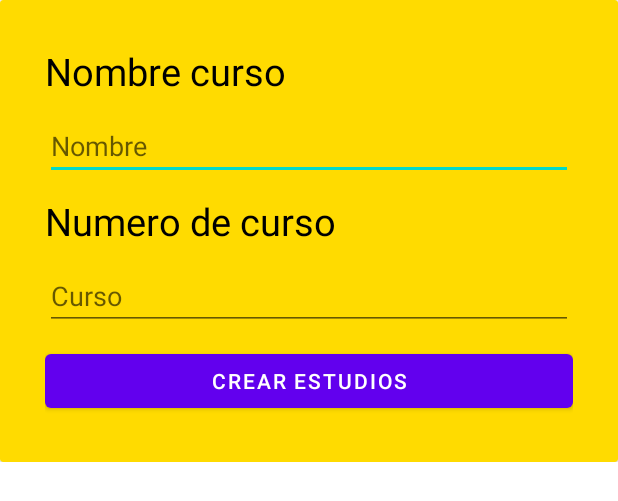
After one commit to Alex13070/univdule, an Android app: the layout dialogo_estudios.xml on its own in the app's theme, with its tools: preview values and no code run, on a phone screen of 412 x 824 dp. The commit adds this screen. Shown: the top 501 px of the screen. Run offline under Robolectric (Android 15) with nearby library versions, the phone set to English and light mode, and no system bars.

Commit message:
Estudios.kt empezada

```diff
--- a/app/src/main/java/com/proyecto/proyectoUnivdule/administracionBBDD/UnivduleDB.kt
+++ b/app/src/main/java/com/proyecto/proyectoUnivdule/administracionBBDD/UnivduleDB.kt
@@ -8,7 +8,7 @@ import com.proyecto.proyectoUnivdule.modelo.*
 
 @Database(
     entities = [Apuntes::class, Asignatura::class, Estudios::class, Fecha::class, Nota::class, Tarea::class, Usuario::class],
-    version = 10
+    version = 15
 )
 abstract class UnivduleDB: RoomDatabase() {
 
--- a/app/src/main/java/com/proyecto/proyectoUnivdule/modelo/Estudios.kt
+++ b/app/src/main/java/com/proyecto/proyectoUnivdule/modelo/Estudios.kt
@@ -28,7 +28,7 @@ data class Estudios(
     var curso: Int,
 
     @ColumnInfo(name = "id_usuario")
-    var idUsuario: String
+    var idUsuario: Int
 ) : Serializable{
 
 }
--- /dev/null
+++ b/app/src/main/res/layout/dialogo_estudios.xml
@@ -0,0 +1,61 @@
+<?xml version="1.0" encoding="utf-8"?>
+<LinearLayout xmlns:android="http://schemas.android.com/apk/res/android"
+    xmlns:app="http://schemas.android.com/apk/res-auto"
+    android:orientation="vertical"
+    android:layout_width="match_parent"
+    android:layout_height="wrap_content"
+    android:backgroundTint="#ffdb00">
+
+    <androidx.cardview.widget.CardView
+        android:layout_width="match_parent"
+        android:layout_height="wrap_content"
+        android:backgroundTint="#ffdb00">
+
+        <LinearLayout
+            android:layout_width="match_parent"
+            android:layout_height="wrap_content"
+            android:layout_margin="30dp"
+            android:orientation="vertical">
+
+            <TextView
+                android:layout_width="match_parent"
+                android:layout_height="wrap_content"
+                android:layout_marginBottom="10dp"
+                android:text="Nombre curso"
+                android:textColor="@color/black"
+                android:textSize="25dp" />
+
+            <EditText
+                android:id="@+id/etDialogoEstudiosNombre"
+                android:layout_width="match_parent"
+                android:layout_height="wrap_content"
+                android:layout_marginBottom="10dp"
+                android:hint="Nombre" />
+
+            <TextView
+                android:layout_width="match_parent"
+                android:layout_height="wrap_content"
+                android:layout_marginBottom="10dp"
+                android:text="Numero de curso"
+                android:textColor="@color/black"
+                android:textSize="25dp" />
+
+            <EditText
+                android:id="@+id/etDialogoEstudiosCurso"
+                android:layout_width="match_parent"
+                android:layout_height="wrap_content"
+                android:layout_marginBottom="10dp"
+                android:hint="Curso" />
+
+            <Button
+                android:id="@+id/btnDialogoEstudiosAdd"
+                android:layout_width="match_parent"
+                android:layout_height="wrap_content"
+                android:text="Crear estudios" />
+        </LinearLayout>
+
+    </androidx.cardview.widget.CardView>
+
+
+
+</LinearLayout>
```
Also changed, not shown: app/src/main/AndroidManifest.xml (+8 -3 lines), app/src/main/java/com/proyecto/proyectoUnivdule/CalendarioActivity.kt (+0 -8 lines), app/src/main/java/com/proyecto/proyectoUnivdule/EstudiosActivity.kt (added, +89 -0 lines), app/src/main/res/layout/activity_estudios.xml (added, +43 -0 lines).
